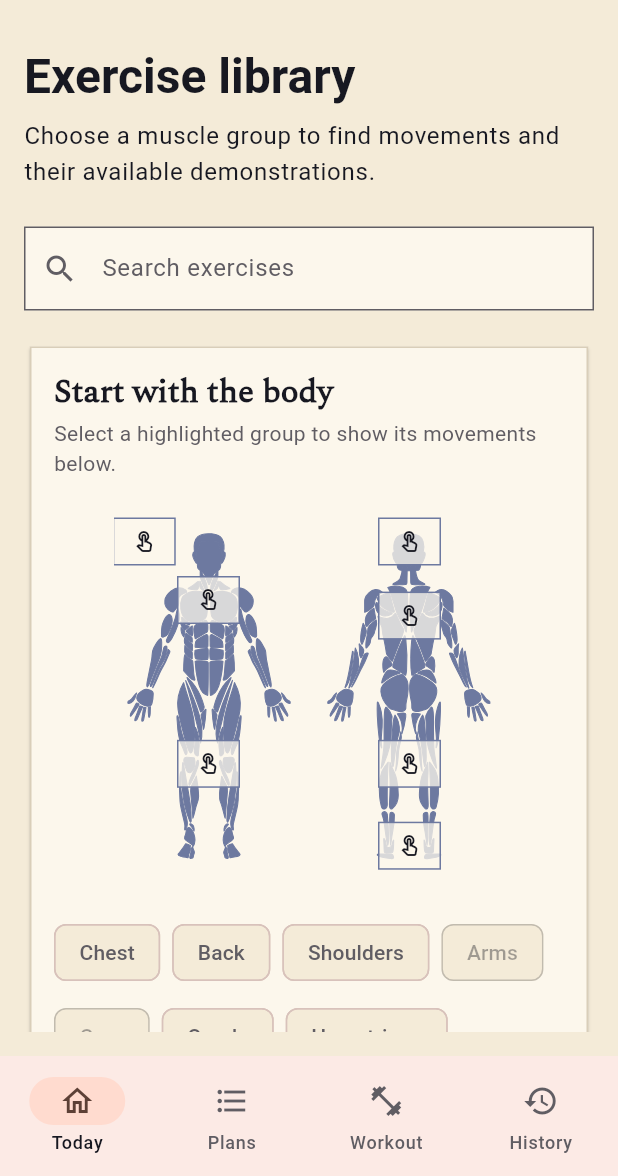
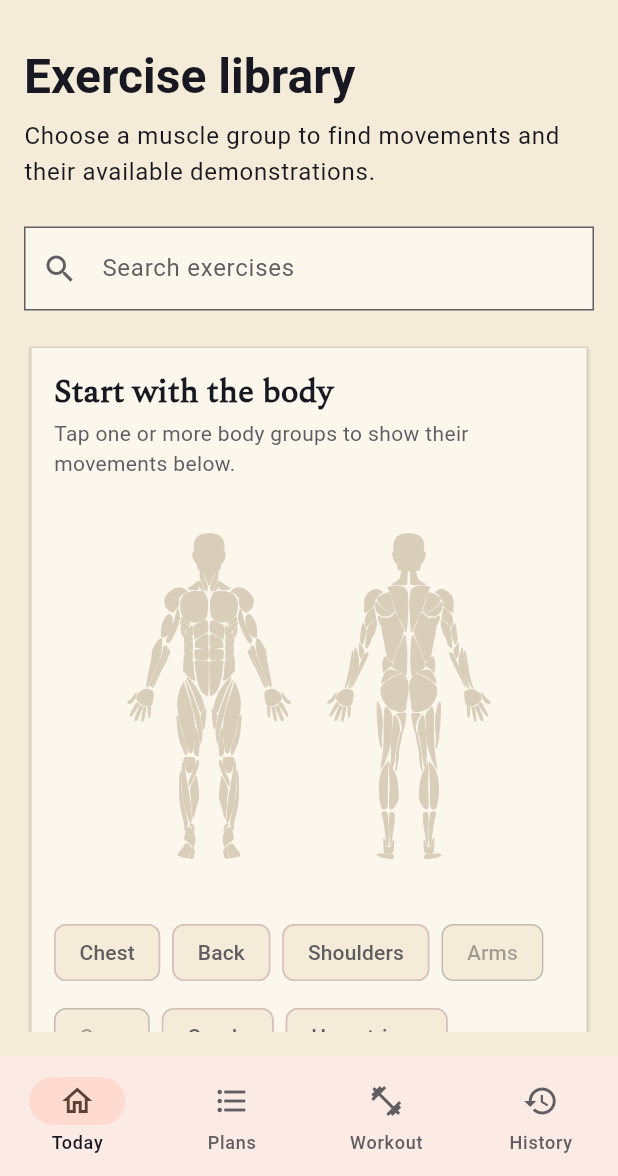
Before and after one commit to jsalg-byte/transmute-flutter, a Flutter app: the ExerciseLibraryScreen screen opened by its route, on a phone screen of 412 x 824 dp, the part 60-1236 px from its top. Run offline on Flutter 3.47's test engine with Material 3 defaults, Android fonts, the phone set to English and light mode, and no system bars; our stand-ins replace dio, flutter_riverpod, flutter_secure_storage, flutter_svg, freezed_annotation, go_router and 2 more; missing offline and left inert: mobile_scanner; accounts and stored records are empty; Roboto replaces fonts that are missing (Georgia).

Commit message:
enhance library

```diff
--- a/lib/features/exercise_library/presentation/exercise_library_screen.dart
+++ b/lib/features/exercise_library/presentation/exercise_library_screen.dart
@@ -23,7 +23,7 @@ class ExerciseLibraryScreen extends ConsumerStatefulWidget {
 
 class _ExerciseLibraryScreenState extends ConsumerState<ExerciseLibraryScreen> {
   final _query = TextEditingController();
-  String? _selectedGroup;
+  final _selectedGroups = <String>{};
 
   @override
   void dispose() {
@@ -83,9 +83,12 @@ class _ExerciseLibraryScreenState extends ConsumerState<ExerciseLibraryScreen> {
               data: (exercises) => _LibraryContent(
                 exercises: exercises,
                 query: _query.text.trim(),
-                selectedGroup: _selectedGroup,
-                onGroupSelected: (group) =>
-                    setState(() => _selectedGroup = group),
+                selectedGroups: _selectedGroups,
+                onGroupToggled: (group) => setState(() {
+                  if (!_selectedGroups.add(group))
+                    _selectedGroups.remove(group);
+                }),
+                onGroupsCleared: () => setState(_selectedGroups.clear),
               ),
             ),
           ),
@@ -99,13 +102,15 @@ class _LibraryContent extends StatelessWidget {
   const _LibraryContent({
     required this.exercises,
     required this.query,
-    required this.selectedGroup,
-    required this.onGroupSelected,
+    required this.selectedGroups,
+    required this.onGroupToggled,
+    required this.onGroupsCleared,
   });
   final List<Exercise> exercises;
   final String query;
-  final String? selectedGroup;
-  final ValueChanged<String?> onGroupSelected;
+  final Set<String> selectedGroups;
+  final ValueChanged<String> onGroupToggled;
+  final VoidCallback onGroupsCleared;
 
   @override
   Widget build(BuildContext context) {
@@ -131,13 +136,11 @@ class _LibraryContent extends StatelessWidget {
           .toList()
         ..sort(),
     ];
-    final activeGroup = selectedGroup != null && groups.contains(selectedGroup)
-        ? selectedGroup
-        : null;
-    final visible = activeGroup == null
+    final activeGroups = selectedGroups.where(groups.contains).toSet();
+    final visible = activeGroups.isEmpty
         ? matched
         : matched
-              .where((exercise) => exercise.muscleGroup == activeGroup)
+              .where((exercise) => activeGroups.contains(exercise.muscleGroup))
               .toList();
 
     return CustomScrollView(
@@ -145,8 +148,8 @@ class _LibraryContent extends StatelessWidget {
         SliverToBoxAdapter(
           child: _BodyMusclePicker(
             availableGroups: availableGroups,
-            selectedGroup: activeGroup,
-            onSelected: onGroupSelected,
+            selectedGroups: activeGroups,
+            onGroupToggled: onGroupToggled,
           ),
         ),
         SliverToBoxAdapter(child: const SizedBox(height: 24)),
@@ -160,12 +163,10 @@ class _LibraryContent extends StatelessWidget {
         else ...[
           SliverToBoxAdapter(
             child: _ResultsHeading(
-              group: activeGroup,
+              groups: activeGroups,
               movementCount: visible.length,
               query: query,
-              onClearGroup: activeGroup == null
-                  ? null
-                  : () => onGroupSelected(null),
+              onClearGroups: activeGroups.isEmpty ? null : onGroupsCleared,
             ),
           ),
           SliverToBoxAdapter(child: const SizedBox(height: 8)),
@@ -187,12 +188,12 @@ class _LibraryContent extends StatelessWidget {
 class _BodyMusclePicker extends StatelessWidget {
   const _BodyMusclePicker({
     required this.availableGroups,
-    required this.selectedGroup,
-    required this.onSelected,
+    required this.selectedGroups,
+    required this.onGroupToggled,
   });
   final Set<String> availableGroups;
-  final String? selectedGroup;
-  final ValueChanged<String?> onSelected;
+  final Set<String> selectedGroups;
+  final ValueChanged<String> onGroupToggled;
 
   @override
   Widget build(BuildContext context) {
@@ -204,14 +205,14 @@ class _BodyMusclePicker extends StatelessWidget {
           builder: (context, constraints) {
             final compact = constraints.maxWidth < 620;
             final anatomy = _Anatomy(
-              selectedGroup: selectedGroup,
+              selectedGroups: selectedGroups,
               availableGroups: availableGroups,
-              onSelected: onSelected,
+              onGroupToggled: onGroupToggled,
             );
             final controls = _MuscleGroupControls(
-              selectedGroup: selectedGroup,
+              selectedGroups: selectedGroups,
               availableGroups: availableGroups,
-              onSelected: onSelected,
+              onGroupToggled: onGroupToggled,
             );
             return Column(
               crossAxisAlignment: CrossAxisAlignment.stretch,
@@ -222,7 +223,7 @@ class _BodyMusclePicker extends StatelessWidget {
                 ),
                 const SizedBox(height: 4),
                 Text(
-                  'Select a highlighted group to show its movements below.',
+                  'Tap one or more body groups to show their movements below.',
                   style: TextStyle(color: palette.muted),
                 ),
                 const SizedBox(height: 16),
@@ -249,21 +250,20 @@ class _BodyMusclePicker extends StatelessWidget {
 
 class _Anatomy extends StatelessWidget {
   const _Anatomy({
-    required this.selectedGroup,
+    required this.selectedGroups,
     required this.availableGroups,
-    required this.onSelected,
+    required this.onGroupToggled,
   });
-  final String? selectedGroup;
+  final Set<String> selectedGroups;
   final Set<String> availableGroups;
-  final ValueChanged<String?> onSelected;
+  final ValueChanged<String> onGroupToggled;
 
   @override
   Widget build(BuildContext context) {
-    final palette = TransmutePalette.of(context);
     return Semantics(
-      label: selectedGroup == null
-          ? 'Front and back muscle anatomy. Choose a muscle group below.'
-          : '$selectedGroup selected in the anatomy.',
+      label: selectedGroups.isEmpty
+          ? 'Front and back muscle anatomy. Tap a body region to select it.'
+          : '${selectedGroups.join(', ')} selected in the anatomy.',
       child: SizedBox(
         height: 260,
         child: Row(
@@ -272,7 +272,6 @@ class _Anatomy extends StatelessWidget {
             _BodySide(
               asset: 'assets/transmute/muscle-front.svg',
               label: 'Front body',
-              color: _anatomyColor(palette),
               hotspots: const [
                 _HotspotSpec('Shoulders', .16, .10),
                 _HotspotSpec('Chest', .50, .25),
@@ -281,14 +280,13 @@ class _Anatomy extends StatelessWidget {
                 _HotspotSpec('Quads', .50, .67),
               ],
               availableGroups: availableGroups,
-              selectedGroup: selectedGroup,
-              onSelected: onSelected,
+              selectedGroups: selectedGroups,
+              onGroupToggled: onGroupToggled,
             ),
             const SizedBox(width: 8),
             _BodySide(
               asset: 'assets/transmute/muscle-back.svg',
               label: 'Back body',
-              color: _anatomyColor(palette),
               hotspots: const [
                 _HotspotSpec('Shoulders', .50, .10),
                 _HotspotSpec('Back', .50, .29),
@@ -297,36 +295,31 @@ class _Anatomy extends StatelessWidget {
                 _HotspotSpec('Calves', .50, .88),
               ],
               availableGroups: availableGroups,
-              selectedGroup: selectedGroup,
-              onSelected: onSelected,
+              selectedGroups: selectedGroups,
+              onGroupToggled: onGroupToggled,
             ),
           ],
         ),
       ),
     );
   }
-
-  Color _anatomyColor(TransmutePalette palette) =>
-      selectedGroup == null ? palette.oxide : palette.gold;
 }
 
 class _BodySide extends StatelessWidget {
   const _BodySide({
     required this.asset,
     required this.label,
-    required this.color,
     required this.hotspots,
     required this.availableGroups,
-    required this.selectedGroup,
-    required this.onSelected,
+    required this.selectedGroups,
+    required this.onGroupToggled,
   });
   final String asset;
   final String label;
-  final Color color;
   final List<_HotspotSpec> hotspots;
   final Set<String> availableGroups;
-  final String? selectedGroup;
-  final ValueChanged<String?> onSelected;
+  final Set<String> selectedGroups;
+  final ValueChanged<String> onGroupToggled;
 
   static final _templates = <String, Future<String>>{
     'assets/transmute/muscle-front.svg': rootBundle.loadString(
@@ -338,7 +331,9 @@ class _BodySide extends StatelessWidget {
   };
 
   @override
-  Widget build(BuildContext context) => SizedBox(
+  Widget build(BuildContext context) {
+    final palette = TransmutePalette.of(context);
+    return SizedBox(
       width: 126,
       height: 260,
       child: Stack(
@@ -350,7 +345,7 @@ class _BodySide extends StatelessWidget {
               builder: (context, snapshot) {
                 if (!snapshot.hasData) return const SizedBox.expand();
                 return SvgPicture.string(
-                _tintAnatomy(snapshot.data!, color),
+                  _colorAnatomy(snapshot.data!, selectedGroups, palette),
                   width: 126,
                   height: 260,
                 );
@@ -359,18 +354,19 @@ class _BodySide extends StatelessWidget {
           ),
           for (final hotspot in hotspots)
             Positioned(
-            left: hotspot.x * 126 - 21,
-            top: hotspot.y * 260 - 16,
-            child: _AnatomyHotspot(
+              left: hotspot.x * 126 - 24,
+              top: hotspot.y * 260 - 24,
+              child: _AnatomyRegionTapTarget(
                 group: hotspot.group,
-              active: selectedGroup == hotspot.group,
+                selected: selectedGroups.contains(hotspot.group),
                 enabled: availableGroups.contains(hotspot.group),
-              onSelected: onSelected,
+                onGroupToggled: onGroupToggled,
               ),
             ),
         ],
       ),
     );
+  }
 }
 
 class _HotspotSpec {
@@ -380,71 +376,41 @@ class _HotspotSpec {
   final double y;
 }
 
-class _AnatomyHotspot extends StatelessWidget {
-  const _AnatomyHotspot({
+class _AnatomyRegionTapTarget extends StatelessWidget {
+  const _AnatomyRegionTapTarget({
     required this.group,
-    required this.active,
+    required this.selected,
     required this.enabled,
-    required this.onSelected,
+    required this.onGroupToggled,
   });
   final String group;
-  final bool active;
+  final bool selected;
   final bool enabled;
-  final ValueChanged<String?> onSelected;
+  final ValueChanged<String> onGroupToggled;
 
   @override
   Widget build(BuildContext context) => Semantics(
     button: true,
-    selected: active,
-    label: 'Show $group exercises',
+    selected: selected,
+    label: '${selected ? 'Deselect' : 'Select'} $group muscle group',
     hint: enabled ? null : 'No exercises in this group',
-    child: Tooltip(
-      message: enabled ? group : 'No $group exercises',
-      child: Material(
-        type: MaterialType.transparency,
-        child: InkResponse(
-          onTap: enabled ? () => onSelected(active ? null : group) : null,
-          radius: 22,
-          child: Container(
-            width: 42,
-            height: 32,
-            decoration: BoxDecoration(
-              color: active
-                  ? TransmutePalette.of(context).gold.withValues(alpha: .90)
-                  : enabled
-                  ? TransmutePalette.of(context).raised.withValues(alpha: .75)
-                  : Colors.transparent,
-              border: Border.all(
-                color: active
-                    ? TransmutePalette.of(context).ink
-                    : enabled
-                    ? TransmutePalette.of(context).oxide
-                    : Colors.transparent,
-              ),
-            ),
-            child: enabled
-                ? Icon(
-                    Icons.touch_app_outlined,
-                    size: 16,
-                    color: TransmutePalette.of(context).ink,
-                  )
-                : null,
-          ),
-        ),
-      ),
+    child: GestureDetector(
+      behavior: HitTestBehavior.translucent,
+      onTap: enabled ? () => onGroupToggled(group) : null,
+      child: const SizedBox(width: 48, height: 48),
     ),
   );
 }
 
 class _MuscleGroupControls extends StatelessWidget {
   const _MuscleGroupControls({
-    required this.selectedGroup,
+    required this.selectedGroups,
     required this.availableGroups,
-    required this.onSelected,
+    required this.onGroupToggled,
   });
-  final String? selectedGroup;
+  final Set<String> selectedGroups;
   final Set<String> availableGroups;
-  final ValueChanged<String?> onSelected;
+  final ValueChanged<String> onGroupToggled;
 
   @override
   Widget build(BuildContext context) => Semantics(
@@ -454,14 +420,14 @@ class _MuscleGroupControls extends StatelessWidget {
       runSpacing: 8,
       children: [
         for (final group in _knownGroups)
-          ChoiceChip(
+          FilterChip(
             label: Text(group),
-            selected: selectedGroup == group,
+            selected: selectedGroups.contains(group),
             onSelected: availableGroups.contains(group)
-                ? (selected) => onSelected(selected ? group : null)
+                ? (_) => onGroupToggled(group)
                 : null,
             tooltip: availableGroups.contains(group)
-                ? 'Show $group exercises'
+                ? 'Toggle $group exercises'
                 : 'No $group exercises in this library',
           ),
       ],
@@ -471,15 +437,15 @@ class _MuscleGroupControls extends StatelessWidget {
 
 class _ResultsHeading extends StatelessWidget {
   const _ResultsHeading({
-    required this.group,
+    required this.groups,
     required this.movementCount,
     required this.query,
-    this.onClearGroup,
+    this.onClearGroups,
   });
-  final String? group;
+  final Set<String> groups;
   final int movementCount;
   final String query;
-  final VoidCallback? onClearGroup;
+  final VoidCallback? onClearGroups;
 
   @override
   Widget build(BuildContext context) => Row(
@@ -490,7 +456,11 @@ class _ResultsHeading extends StatelessWidget {
           crossAxisAlignment: CrossAxisAlignment.start,
           children: [
             Text(
-              group == null ? 'All movements' : '$group movements',
+              groups.isEmpty
+                  ? 'All movements'
+                  : groups.length == 1
+                  ? '${groups.single} movements'
+                  : 'Selected movements',
               style: Theme.of(context).textTheme.titleLarge,
             ),
             const SizedBox(height: 4),
@@ -500,19 +470,26 @@ class _ResultsHeading extends StatelessWidget {
           ],
         ),
       ),
-      if (onClearGroup != null)
+      if (onClearGroups != null)
         TextButton.icon(
-          onPressed: onClearGroup,
+          onPressed: onClearGroups,
           icon: const Icon(Icons.clear),
-          label: const Text('All groups'),
+          label: const Text('Clear selection'),
         ),
     ],
   );
 }
 
-class _ExerciseAccordion extends StatelessWidget {
+class _ExerciseAccordion extends StatefulWidget {
   const _ExerciseAccordion({super.key, required this.exercise});
   final Exercise exercise;
+
+  @override
+  State<_ExerciseAccordion> createState() => _ExerciseAccordionState();
+}
+
+class _ExerciseAccordionState extends State<_ExerciseAccordion> {
+  var _isExpanded = false;
 
   @override
   Widget build(BuildContext context) {
@@ -520,14 +497,17 @@ class _ExerciseAccordion extends StatelessWidget {
     return Card(
       clipBehavior: Clip.antiAlias,
       child: ExpansionTile(
+        onExpansionChanged: (expanded) => setState(() {
+          _isExpanded = expanded;
+        }),
         tilePadding: const EdgeInsets.symmetric(horizontal: 16, vertical: 4),
         childrenPadding: const EdgeInsets.fromLTRB(16, 0, 16, 16),
         title: Text(
-          exercise.name,
+          widget.exercise.name,
           style: Theme.of(context).textTheme.titleMedium,
         ),
         subtitle: Text(
-          '${_categoryLabel(exercise.category)} · ${exercise.muscleGroup ?? 'Muscle group not specified'}',
+          '${_categoryLabel(widget.exercise.category)} · ${widget.exercise.muscleGroup ?? 'Muscle group not specified'}',
         ),
         iconColor: palette.oxide,
         collapsedIconColor: palette.muted,
@@ -543,13 +523,14 @@ class _ExerciseAccordion extends StatelessWidget {
             ),
           ),
           const SizedBox(height: 8),
-          if (exercise.demoUrl == null)
+          if (widget.exercise.demoUrl == null)
             const _DemoUnavailable()
           else
             _ExerciseDemo(
-              name: exercise.name,
-              url: exercise.demoUrl!,
-              sourceName: exercise.demoSourceName,
+              name: widget.exercise.name,
+              url: widget.exercise.demoUrl!,
+              sourceName: widget.exercise.demoSourceName,
+              autoPlay: _isExpanded,
             ),
         ],
       ),
@@ -583,9 +564,15 @@ class _DemoUnavailable extends StatelessWidget {
 }
 
 class _ExerciseDemo extends StatefulWidget {
-  const _ExerciseDemo({required this.name, required this.url, this.sourceName});
+  const _ExerciseDemo({
+    required this.name,
+    required this.url,
+    required this.autoPlay,
+    this.sourceName,
+  });
   final String name;
   final String url;
+  final bool autoPlay;
   final String? sourceName;
 
   @override
@@ -619,6 +606,7 @@ class _ExerciseDemoState extends State<_ExerciseDemo> {
         return;
       }
       setState(() => _controller = controller);
+      if (widget.autoPlay) await controller.play();
     } catch (_) {
       await controller.dispose();
       if (mounted) {
@@ -631,6 +619,19 @@ class _ExerciseDemoState extends State<_ExerciseDemo> {
   void dispose() {
     _controller?.dispose();
     super.dispose();
+  }
+
+  @override
+  void didUpdateWidget(covariant _ExerciseDemo oldWidget) {
+    super.didUpdateWidget(oldWidget);
+    if (oldWidget.autoPlay == widget.autoPlay) return;
+    final controller = _controller;
+    if (controller == null) return;
+    if (widget.autoPlay) {
+      controller.play();
+    } else {
+      controller.pause();
+    }
   }
 
   @override
@@ -664,30 +665,37 @@ class _ExerciseDemoState extends State<_ExerciseDemo> {
     }
     return Semantics(
       label: '${widget.name} demonstration',
-      child: Column(
-        crossAxisAlignment: CrossAxisAlignment.start,
+      child: AspectRatio(
+        aspectRatio: controller.value.aspectRatio,
+        child: Stack(
+          fit: StackFit.expand,
           children: [
-          AspectRatio(
-            aspectRatio: controller.value.aspectRatio,
-            child: VideoPlayer(controller),
-          ),
-          const SizedBox(height: 8),
-          FilledButton.tonalIcon(
-            onPressed: () => setState(() {
-              controller.value.isPlaying
-                  ? controller.pause()
-                  : controller.play();
-            }),
-            icon: Icon(
-              controller.value.isPlaying ? Icons.pause : Icons.play_arrow,
-            ),
-            label: Text(
-              controller.value.isPlaying
+            VideoPlayer(controller),
+            Positioned(
+              left: 8,
+              bottom: 8,
+              child: ValueListenableBuilder<VideoPlayerValue>(
+                valueListenable: controller,
+                builder: (context, value, _) => Material(
+                  color: Colors.black.withValues(alpha: .58),
+                  shape: const CircleBorder(),
+                  child: IconButton(
+                    tooltip: value.isPlaying
                         ? 'Pause demonstration'
                         : 'Play demonstration',
+                    color: Colors.white,
+                    onPressed: () {
+                      value.isPlaying ? controller.pause() : controller.play();
+                    },
+                    icon: Icon(
+                      value.isPlaying ? Icons.pause : Icons.play_arrow,
+                    ),
+                  ),
+                ),
               ),
             ),
           ],
+        ),
       ),
     );
   }
@@ -830,7 +838,37 @@ String _categoryLabel(String category) => switch (category) {
   _ => category,
 };
 
-String _tintAnatomy(String svg, Color color) {
-  final hex = '#${color.toARGB32().toRadixString(16).substring(2)}';
-  return svg.replaceAll(RegExp(r'\{\{[^}]+}}'), hex);
+const _groupRegions = <String, Set<String>>{
+  'Chest': {'chest'},
+  'Back': {'upper-back', 'lower-back', 'trapezius'},
+  'Shoulders': {'deltoids', 'trapezius'},
+  'Arms': {'biceps', 'triceps', 'forearm'},
+  'Core': {'abs', 'obliques'},
+  'Quads': {'quadriceps', 'adductors'},
+  'Hamstrings': {'hamstring', 'gluteal'},
+  'Calves': {'calves', 'tibialis'},
+};
+
+String _colorAnatomy(
+  String svg,
+  Set<String> selectedGroups,
+  TransmutePalette palette,
+) {
+  final selectedRegions = selectedGroups.expand(
+    (group) => _groupRegions[group] ?? const <String>{},
+  );
+  final selected = selectedRegions.toSet();
+  final neutral = _hex(palette.divider.withValues(alpha: .62));
+  final red = _hex(palette.rest);
+
+  return svg.replaceAllMapped(RegExp(r'\{\{([^}]+)}}'), (match) {
+    final token = match.group(1)!;
+    final region = token.endsWith('Stroke')
+        ? token.substring(0, token.length - 'Stroke'.length)
+        : token;
+    return selected.contains(region) ? red : neutral;
+  });
 }
+
+String _hex(Color color) =>
+    '#${color.toARGB32().toRadixString(16).substring(2)}';
```
Also changed, not shown: lib/shared/widgets/recovery_anatomy.dart (+7 -0 lines), 1 other file. Lines whose indentation alone changed are shown as unchanged.
